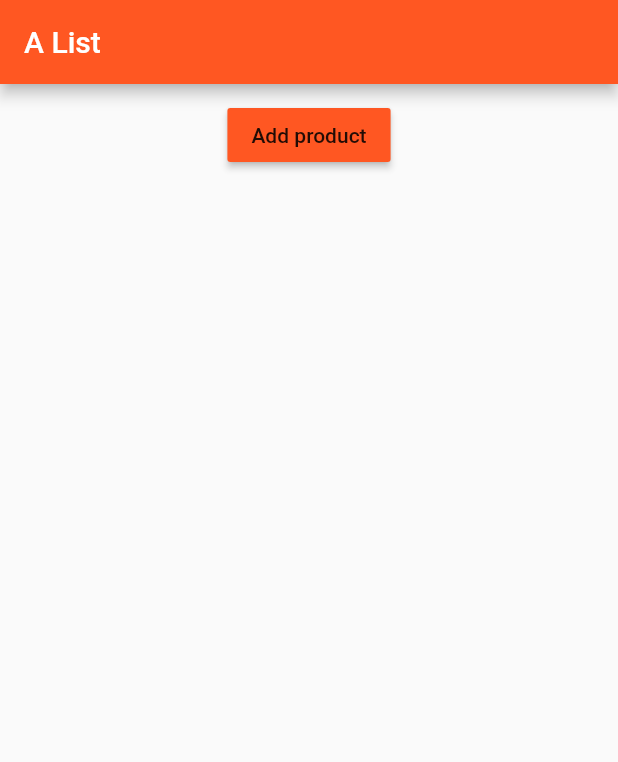
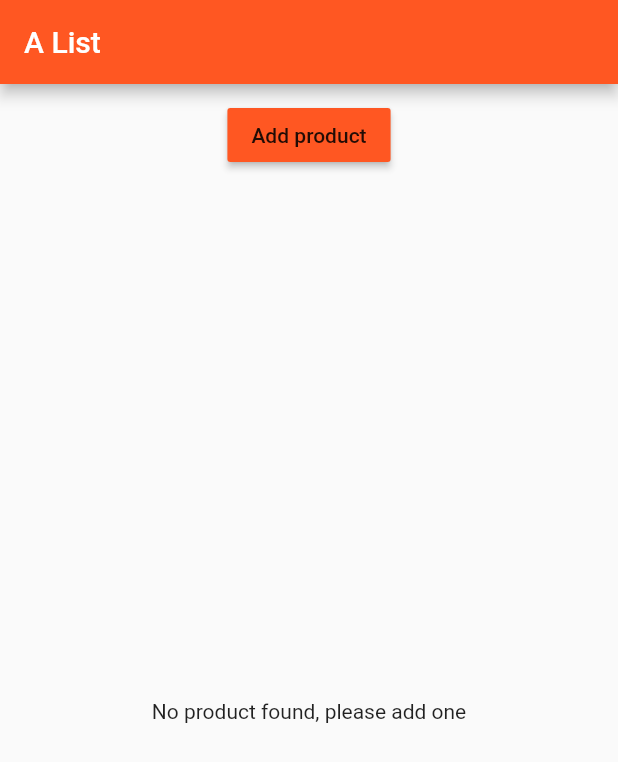
Before and after one commit to ofu997/flutter1, a Flutter app: the screen it shows after launch, on a phone screen of 412 x 824 dp. Shown: the top 762 px of the screen. Run offline on Flutter 3.47's test engine with Material 2 defaults, Android fonts, the phone set to English and light mode, and no system bars.

```diff
--- a/lib/products.dart
+++ b/lib/products.dart
@@ -18,23 +18,23 @@ class Products extends StatelessWidget {
                 );
   }
 
+  Widget _buildProductList(){// exports widget
+    Widget productCard = Center(
+    child: Text('No product found, please add one'),
+    );
+    if(products.length >0){
+      productCard =  ListView.builder(// conditional rendering
+      itemBuilder: _buildProductItem,
+      itemCount: products.length,// how many items will be built/displayed
+      );
+    }
+    return productCard;
+  }
+
   @override
   Widget build(BuildContext context) {
     print('[Products Widget] build()');
-    return ListView.builder(
-      itemBuilder: _buildProductItem,
-      itemCount: products.length,// how many items will be built/displayed
-      // children: products
-      //   .map((element) => Card(
-      //         child: Column(
-      //           children: <Widget>[
-      //             Image.asset("assets/food.jpg"),
-      //             Text(element)
-      //           ],
-      //         ),
-      //       ))
-      //   .toList(),
-    );
+    return _buildProductList();
   }
 }
 
```
